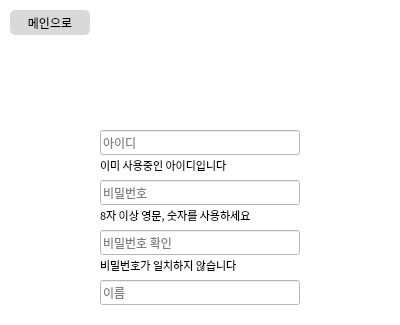
The window that main.ui (syarin03/jjapkaotalk) describes before a commit, drawn with Qt 5; both pictures show x 0 to 400 and y 0 to 325 of the 400 by 600 pixel window.
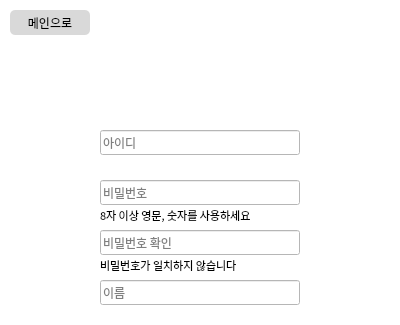
The same window after the commit. The open tabs and pages were chosen to show the change.

```diff
--- a/main.ui
+++ b/main.ui
@@ -432,7 +432,7 @@
        </font>
       </property>
       <property name="text">
-       <string>이미 사용중인 아이디입니다</string>
+       <string/>
       </property>
      </widget>
      <widget class="QLabel" name="label_regist_pw">
```
Left out of the diff: 5 changed lines with no effect on the pictures.
